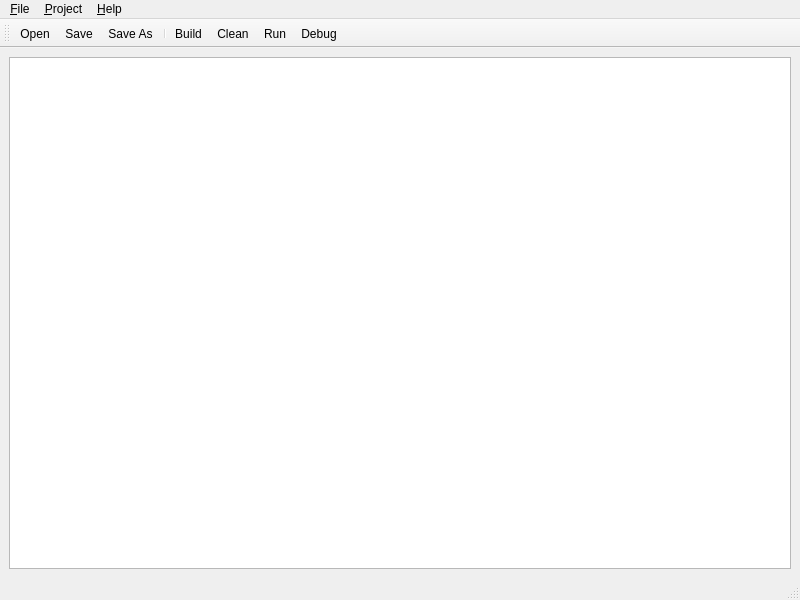
First picture: the form in mainwindow.ui, repository ringsce/kayteide, before the edit.
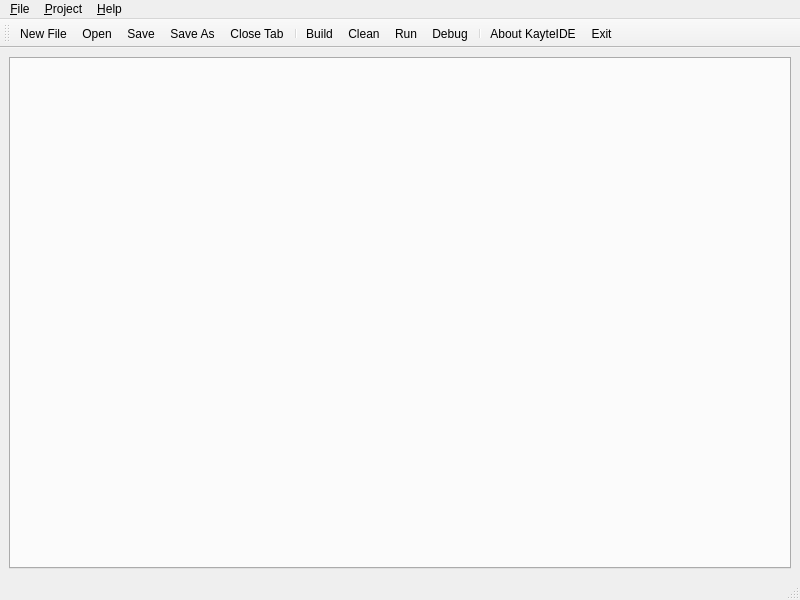
Second picture: the form after the edit.

```diff
--- a/mainwindow.ui
+++ b/mainwindow.ui
@@ -16,12 +16,15 @@
   <widget class="QWidget" name="centralwidget">
    <layout class="QVBoxLayout" name="verticalLayout">
     <item>
-     <widget class="QTextEdit" name="memo1">
-      <property name="font">
-       <font>
-        <family>Monospace</family>
-        <pointsize>12</pointsize>
-       </font>
+     <widget class="QTabWidget" name="tabWidgetEditor">
+      <property name="tabsClosable">
+       <bool>true</bool>
+      </property>
+      <property name="movable">
+       <bool>true</bool>
+      </property>
+      <property name="currentIndex">
+       <number>-1</number>
       </property>
      </widget>
     </item>
@@ -76,14 +79,19 @@
    <attribute name="toolBarBreak">
     <bool>false</bool>
    </attribute>
+   <addaction name="actionNewFile"/>
    <addaction name="actionOpen"/>
    <addaction name="actionSave"/>
    <addaction name="actionSave_As"/>
+   <addaction name="actionCloseTab"/>
    <addaction name="separator"/>
    <addaction name="actionBuild"/>
    <addaction name="actionClean"/>
    <addaction name="actionRun"/>
    <addaction name="actionDebug"/>
+   <addaction name="separator"/>
+   <addaction name="actionAbout"/>
+   <addaction name="actionExit"/>
   </widget>
   <action name="actionOpen">
    <property name="text">
@@ -160,6 +168,22 @@
     <string>About KayteIDE</string>
    </property>
   </action>
+  <action name="actionNewFile">
+   <property name="text">
+    <string>&amp;New File</string>
+   </property>
+   <property name="shortcut">
+    <string>Ctrl+N</string>
+   </property>
+  </action>
+  <action name="actionCloseTab">
+   <property name="text">
+    <string>&amp;Close Tab</string>
+   </property>
+   <property name="shortcut">
+    <string>Ctrl+W</string>
+   </property>
+  </action>
  </widget>
  <resources/>
  <connections/>
```
Left out of the diff: 6 changed lines with no effect on the pictures.
